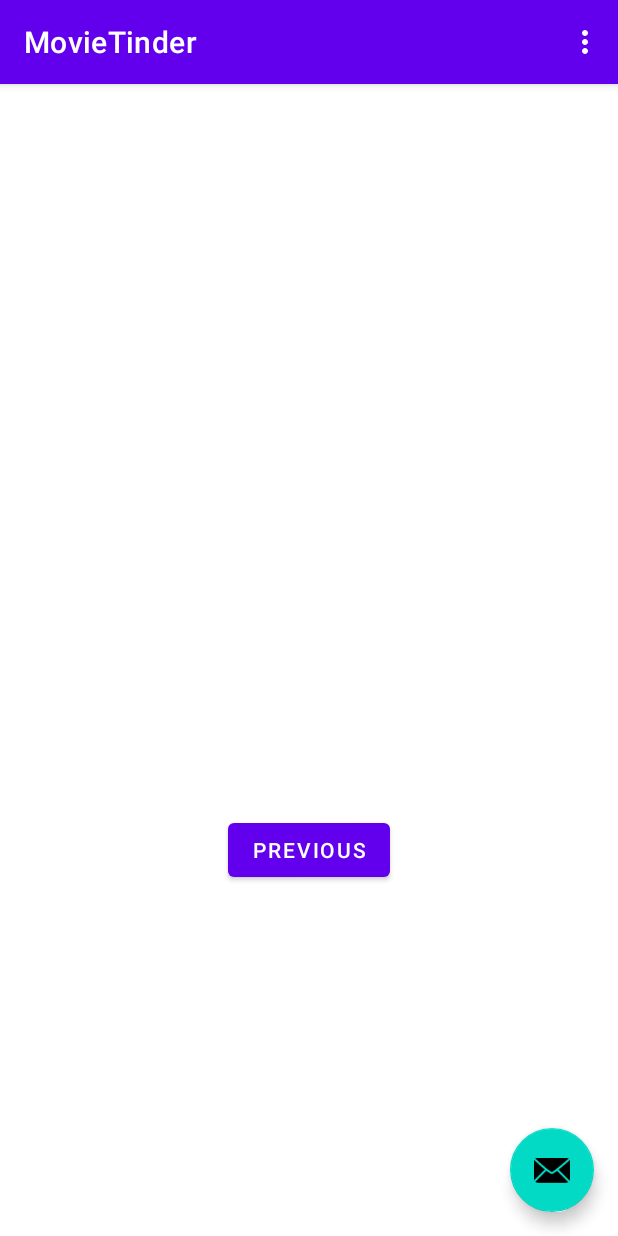
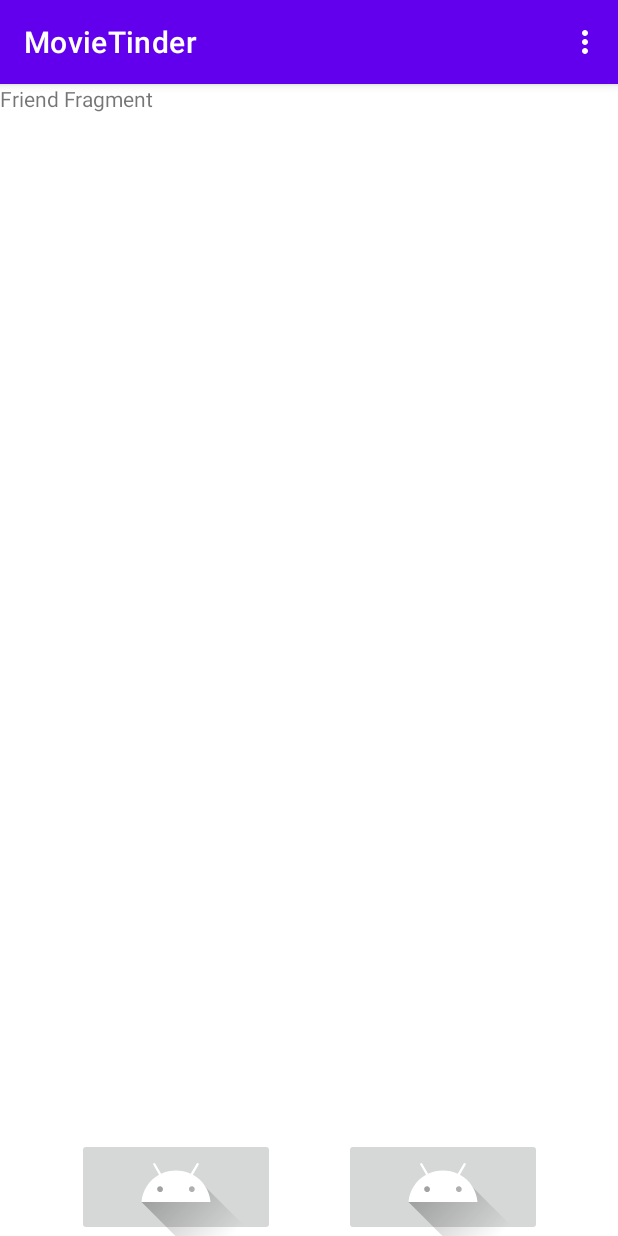
Before and after one commit to BlieNuckel/movieTinder, an Android app: the SecondFragment screen opened through its navigation route, on a phone screen of 412 x 824 dp. Run offline under Robolectric (Android 15) with nearby library versions, the phone set to English and light mode, and no system bars.

Commit message:
No actual changes Messed around with GUI

```diff
--- a/app/src/main/java/com/example/movietinder/FirstFragment.java
+++ b/app/src/main/java/com/example/movietinder/FirstFragment.java
@@ -23,7 +23,7 @@ public class FirstFragment extends Fragment {
     public void onViewCreated(@NonNull View view, Bundle savedInstanceState) {
         super.onViewCreated(view, savedInstanceState);
 
-        view.findViewById(R.id.button_first).setOnClickListener(new View.OnClickListener() {
+        view.findViewById(R.id.mainFragment).setOnClickListener(new View.OnClickListener() {
             @Override
             public void onClick(View view) {
                 NavHostFragment.findNavController(FirstFragment.this)
--- a/app/src/main/java/com/example/movietinder/MainActivity.java
+++ b/app/src/main/java/com/example/movietinder/MainActivity.java
@@ -21,15 +21,6 @@ public class MainActivity extends AppCompatActivity {
         setContentView(R.layout.activity_main);
         Toolbar toolbar = findViewById(R.id.toolbar);
         setSupportActionBar(toolbar);
-
-        FloatingActionButton fab = findViewById(R.id.fab);
-        fab.setOnClickListener(new View.OnClickListener() {
-            @Override
-            public void onClick(View view) {
-                Snackbar.make(view, "Replace with your own action", Snackbar.LENGTH_LONG)
-                        .setAction("Action", null).show();
-            }
-        });
     }
 
     @Override
--- a/app/src/main/java/com/example/movietinder/SecondFragment.java
+++ b/app/src/main/java/com/example/movietinder/SecondFragment.java
@@ -23,7 +23,7 @@ public class SecondFragment extends Fragment {
     public void onViewCreated(@NonNull View view, Bundle savedInstanceState) {
         super.onViewCreated(view, savedInstanceState);
 
-        view.findViewById(R.id.button_second).setOnClickListener(new View.OnClickListener() {
+        view.findViewById(R.id.friendFragment).setOnClickListener(new View.OnClickListener() {
             @Override
             public void onClick(View view) {
                 NavHostFragment.findNavController(SecondFragment.this)
--- a/app/src/main/res/layout/activity_main.xml
+++ b/app/src/main/res/layout/activity_main.xml
@@ -22,12 +22,4 @@
 
     <include layout="@layout/content_main" />
 
-    <com.google.android.material.floatingactionbutton.FloatingActionButton
-        android:id="@+id/fab"
-        android:layout_width="wrap_content"
-        android:layout_height="wrap_content"
-        android:layout_gravity="bottom|end"
-        android:layout_margin="@dimen/fab_margin"
-        app:srcCompat="@android:drawable/ic_dialog_email" />
-
 </androidx.coordinatorlayout.widget.CoordinatorLayout>
--- a/app/src/main/res/layout/fragment_second.xml
+++ b/app/src/main/res/layout/fragment_second.xml
@@ -6,22 +6,43 @@
     android:layout_height="match_parent"
     tools:context=".SecondFragment">
 
+    <androidx.constraintlayout.widget.ConstraintLayout
+        android:id="@+id/bottomNavigationView"
+        android:layout_width="410dp"
+        android:layout_height="65dp"
+        app:layout_constraintBottom_toBottomOf="parent"
+        app:layout_constraintEnd_toEndOf="parent"
+        app:layout_constraintStart_toStartOf="parent">
+
+        <ImageButton
+            android:id="@+id/mainFragment"
+            android:layout_width="wrap_content"
+            android:layout_height="wrap_content"
+            android:layout_marginStart="50dp"
+            android:contentDescription="TODO"
+            android:src="@drawable/ic_launcher_foreground"
+            app:layout_constraintBottom_toBottomOf="parent"
+            app:layout_constraintStart_toStartOf="parent"
+            app:layout_constraintTop_toTopOf="parent" />
+
+        <ImageButton
+            android:id="@+id/friendFragment"
+            android:layout_width="wrap_content"
+            android:layout_height="wrap_content"
+            android:layout_marginEnd="50dp"
+            android:contentDescription="TODO"
+            android:src="@drawable/ic_launcher_foreground"
+            app:layout_constraintBottom_toBottomOf="parent"
+            app:layout_constraintEnd_toEndOf="parent"
+            app:layout_constraintTop_toTopOf="parent" />
+    </androidx.constraintlayout.widget.ConstraintLayout>
+
     <TextView
-        android:id="@+id/textview_second"
+        android:id="@+id/textView2"
         android:layout_width="wrap_content"
         android:layout_height="wrap_content"
-        app:layout_constraintBottom_toTopOf="@id/button_second"
-        app:layout_constraintEnd_toEndOf="parent"
-        app:layout_constraintStart_toStartOf="parent"
-        app:layout_constraintTop_toTopOf="parent" />
+        android:text="Friend Fragment"
+        tools:layout_editor_absoluteX="154dp"
+        tools:layout_editor_absoluteY="206dp" />
 
-    <Button
-        android:id="@+id/button_second"
-        android:layout_width="wrap_content"
-        android:layout_height="wrap_content"
-        android:text="@string/previous"
-        app:layout_constraintBottom_toBottomOf="parent"
-        app:layout_constraintEnd_toEndOf="parent"
-        app:layout_constraintStart_toStartOf="parent"
-        app:layout_constraintTop_toBottomOf="@id/textview_second" />
 </androidx.constraintlayout.widget.ConstraintLayout>
--- a/app/src/main/res/values/strings.xml
+++ b/app/src/main/res/values/strings.xml
@@ -6,7 +6,4 @@
     <string name="second_fragment_label">Second Fragment</string>
     <string name="next">Next</string>
     <string name="previous">Previous</string>
-
-    <string name="hello_first_fragment">Hello first fragment</string>
-    <string name="hello_second_fragment">Hello second fragment. Arg: %1$s</string>
 </resources>
```
Also changed, not shown: app/src/main/res/layout/fragment_first.xml (+35 -15 lines), 148 other files.
